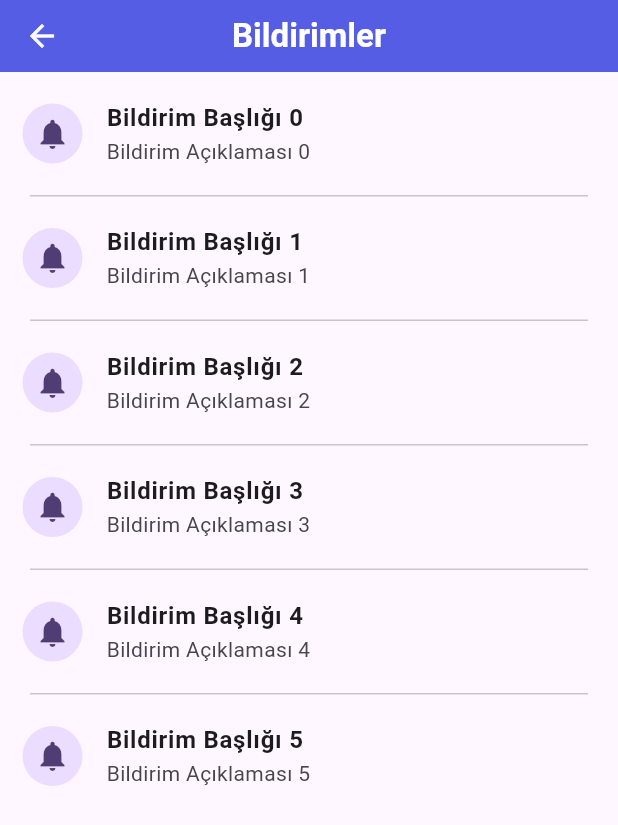
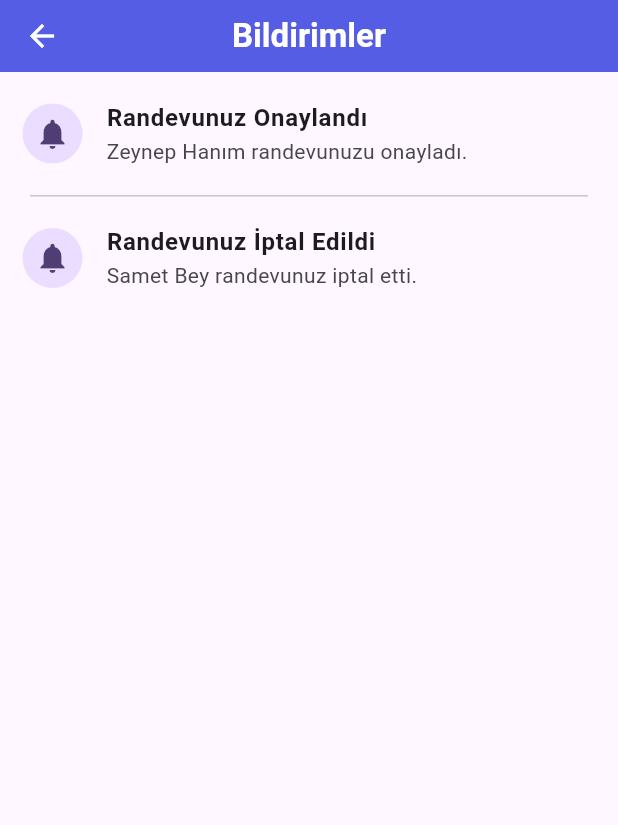
Before and after one commit to enesbilik/flexify_client_app, a Flutter app: the screen it shows after launch, after a tap on the "notifications" icon, on a phone screen of 412 x 824 dp. Shown: the top 825 px of the screen. Run offline on Flutter 3.47's test engine with Material 3 defaults, Android fonts, the phone set to English and light mode, and no system bars; our stand-ins replace carousel_slider, dio, get, get_storage, lottie; network calls fail.

Commit message:
home view bugs fixed

```diff
--- a/lib/views/home/home_view.dart
+++ b/lib/views/home/home_view.dart
@@ -51,6 +51,26 @@ class _HomeViewState extends State<HomeView> {
                         const SizedBox(height: 10),
                         buildSearchField(context),
                         const SizedBox(height: 20),
+                        _buildUpcomingSection(),
+                        const SizedBox(height: 20),
+                        buildSectionTitle("Popüler Danışmanlar"),
+                        const SizedBox(height: 16),
+                        buildPopularConsultantsGrid(),
+                      ],
+                    ),
+                  ),
+                ),
+              ),
+      ),
+    );
+  }
+
+  Widget _buildUpcomingSection() {
+    return Obx(
+      () => homeController.upcomingAppointments.isEmpty
+          ? SizedBox.shrink()
+          : Column(
+              children: [
                 buildSectionTitle("Yaklaşan Randevularım"),
                 const SizedBox(height: 16),
                 CarouselSlider(
@@ -66,15 +86,7 @@ class _HomeViewState extends State<HomeView> {
                         homeController.upcomingAppointments[index]),
                   ),
                 ),
-                        const SizedBox(height: 20),
-                        buildSectionTitle("Popüler Danışmanlar"),
-                        const SizedBox(height: 16),
-                        buildPopularConsultantsGrid(),
               ],
-                    ),
-                  ),
-                ),
-              ),
             ),
     );
   }
--- a/lib/views/notifications/notifications_view.dart
+++ b/lib/views/notifications/notifications_view.dart
@@ -2,9 +2,14 @@ import 'package:flexify_client_app/constants/app_padding.dart';
 import 'package:flexify_client_app/widgets/custom_appbar.dart';
 import 'package:flutter/material.dart';
 
-class NotificationsView extends StatelessWidget {
-  const NotificationsView({Key? key});
+class NotificationsView extends StatefulWidget {
+  const NotificationsView({super.key});
 
+  @override
+  State<NotificationsView> createState() => _NotificationsViewState();
+}
+
+class _NotificationsViewState extends State<NotificationsView> {
   @override
   Widget build(BuildContext context) {
     return Scaffold(
@@ -17,7 +22,7 @@ class NotificationsView extends StatelessWidget {
           child: Expanded(
             child: ListView.separated(
               padding: EdgeInsets.zero,
-              itemCount: 6,
+              itemCount: notifications.length,
               itemBuilder: (BuildContext context, int index) {
                 return ListTile(
                   contentPadding:
@@ -26,11 +31,11 @@ class NotificationsView extends StatelessWidget {
                     child: Icon(Icons.notifications),
                   ),
                   title: Text(
-                    'Bildirim Başlığı $index',
+                    notifications[index].title,
                     style: TextStyle(fontWeight: FontWeight.bold),
                   ),
                   subtitle: Text(
-                    'Bildirim Açıklaması $index',
+                    notifications[index].description,
                   ),
                   onTap: () {},
                 );
@@ -49,4 +54,22 @@ class NotificationsView extends StatelessWidget {
       ),
     );
   }
+
+  var notifications = [
+    NotificationModel(
+      title: 'Randevunuz Onaylandı',
+      description: 'Zeynep Hanım randevunuzu onayladı.',
+    ),
+    NotificationModel(
+      title: 'Randevunuz İptal Edildi',
+      description: 'Samet Bey randevunuz iptal etti.',
+    ),
+  ];
 }
+
+class NotificationModel {
+  final String title;
+  final String description;
+
+  NotificationModel({required this.title, required this.description});
+}
```
Lines whose indentation alone changed are shown as unchanged.
